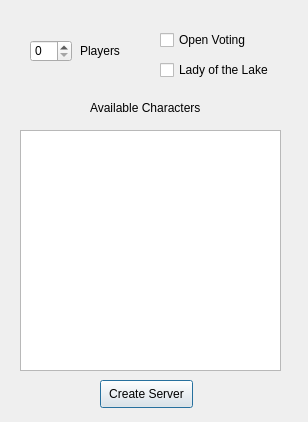
First picture: the form in src/gui/createserverwindow.ui, repository JRandomHacker/CS429-Avalon, before the edit.
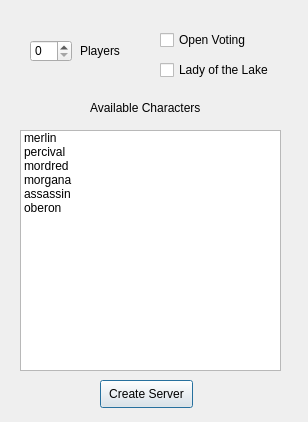
Second picture: the form after the edit.

Commit message: GUI can now connect to a local server after creating it.  Sort of.

```diff
--- a/src/gui/createserverwindow.ui
+++ b/src/gui/createserverwindow.ui
@@ -13,7 +13,7 @@
   <property name="windowTitle">
    <string>Dialog</string>
   </property>
-  <widget class="QListView" name="listView">
+  <widget class="QListWidget" name="listWidget">
    <property name="geometry">
     <rect>
      <x>20</x>
@@ -22,6 +22,39 @@
      <height>241</height>
     </rect>
    </property>
+   <property name="selectionMode">
+    <enum>QAbstractItemView::MultiSelection</enum>
+   </property>
+    <item>
+     <property name="text">
+      <string>merlin</string>
+     </property>
+    </item>
+    <item>
+     <property name="text">
+      <string>percival</string>
+     </property>
+    </item>
+    <item>
+     <property name="text">
+      <string>mordred</string>
+     </property>
+    </item>
+    <item>
+     <property name="text">
+      <string>morgana</string>
+     </property>
+    </item>
+    <item>
+     <property name="text">
+      <string>assassin</string>
+     </property>
+    </item>
+    <item>
+     <property name="text">
+      <string>oberon</string>
+     </property>
+    </item>
   </widget>
   <widget class="QSpinBox" name="sbNumPlayers">
    <property name="geometry">
```
The commit also changes 3 other files.
